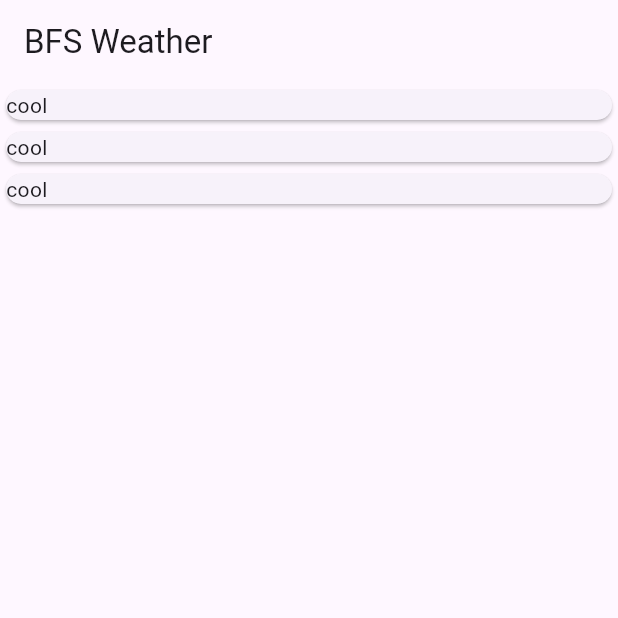
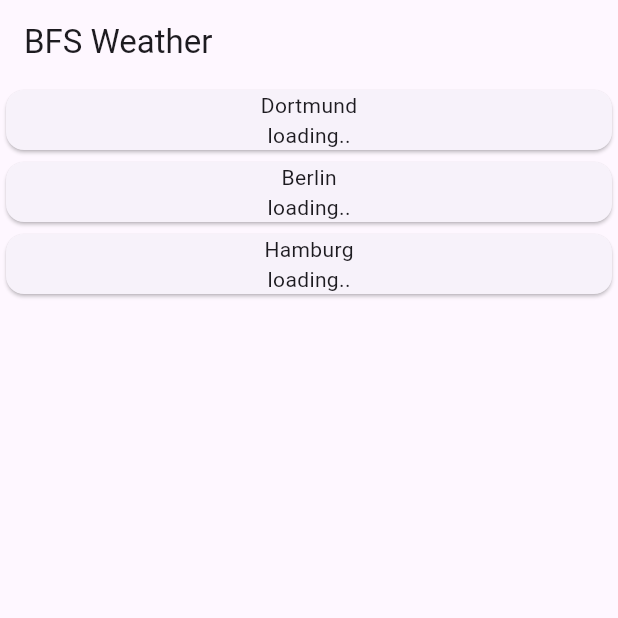
Before and after one commit to HannesGitH/bfsweather, a Flutter app: the screen it shows after launch, on a phone screen of 412 x 824 dp, the top half of it. Run offline on Flutter 3.47's test engine with Material 3 defaults, Android fonts, the light colour scheme and no system bars; our stand-ins replace flutter_dotenv, flutter_riverpod, freezed_annotation, go_router, riverpod_annotation; generated files the repository leaves out were written again; network calls fail.

Commit message:
minor bugfix

```diff
--- a/lib/models/weatherLocations.dart
+++ b/lib/models/weatherLocations.dart
@@ -34,7 +34,7 @@ class WeatherLocationService extends _$WeatherLocationService {
         final prevFavorites = [...prevState.favorites];
         prevFavorites.remove(location);
         prevFavorites.add(location.copyWith(weather: weather));
-        state = AsyncData(prevState.copyWith(favorites: favorites));
+        state = AsyncData(prevState.copyWith(favorites: prevFavorites));
       });
     }
 
--- a/lib/widgets/weatherPreview.dart
+++ b/lib/widgets/weatherPreview.dart
@@ -10,7 +10,12 @@ class WeatherPreview extends StatelessWidget {
   @override
   Widget build(BuildContext context) {
     return Card(
-      child: Text("cool"),
+      child: Column(
+        children: [
+          Text(location.name),
+          Text(location.weather?.current.description.main ?? 'loading..'),
+        ],
+      ),
     );
   }
 }
```
